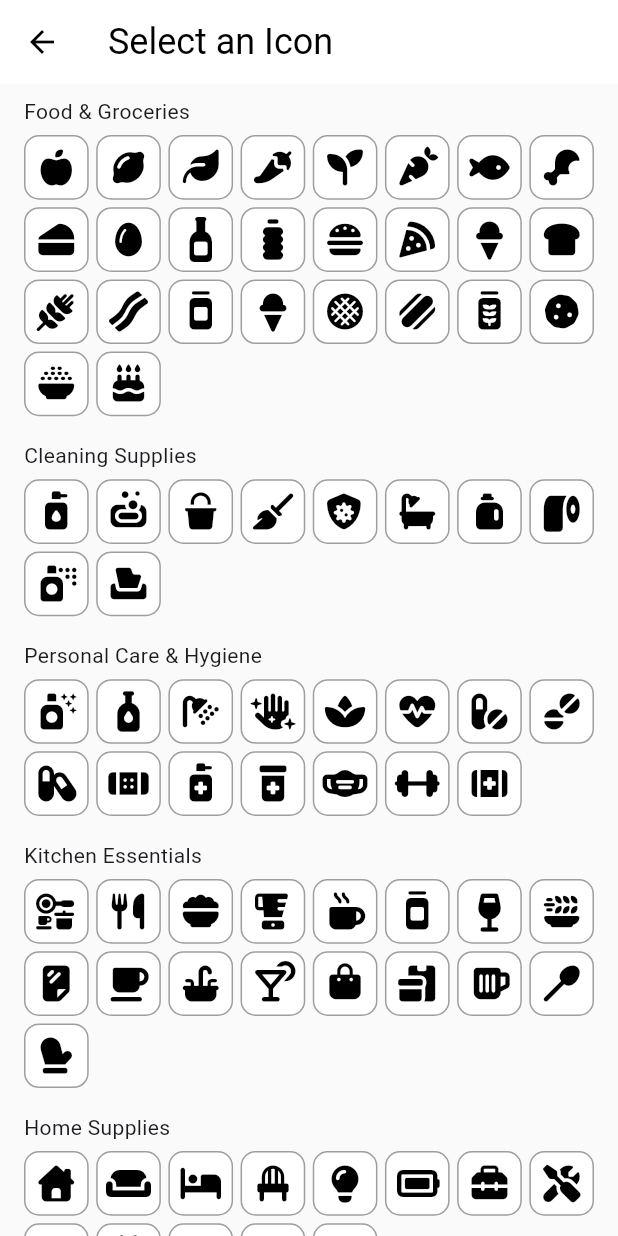
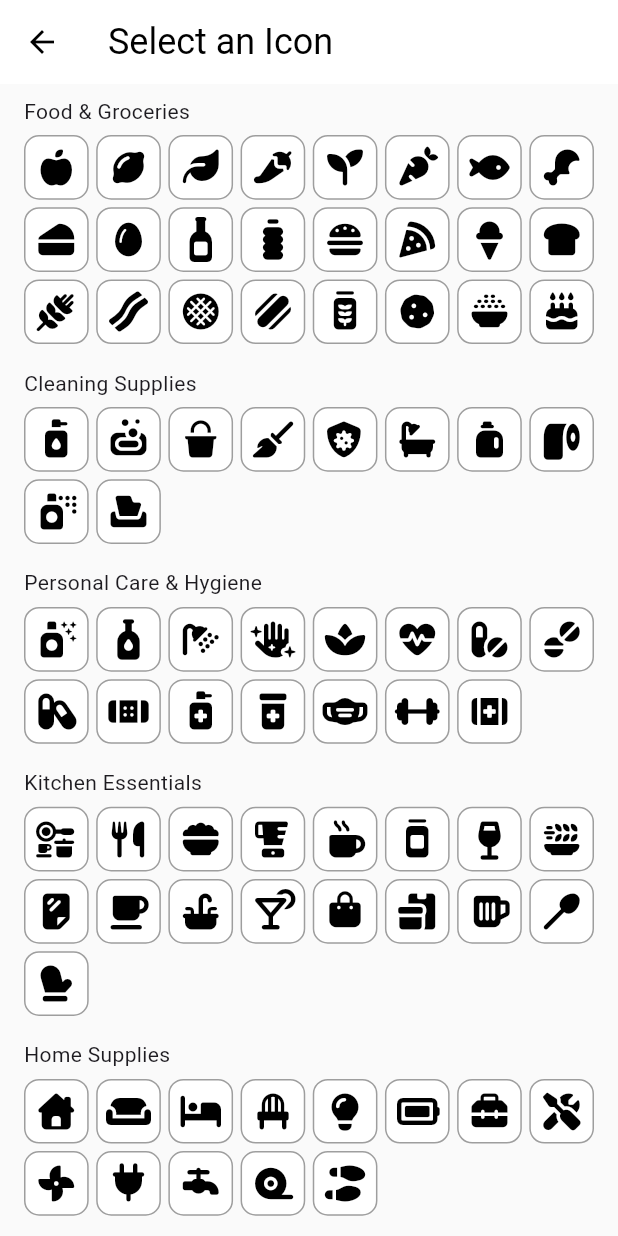
Before and after one commit to HastiKelidiSiyan/neverOut, a Flutter app: the IconSelectScreen screen opened directly, on a phone screen of 412 x 824 dp. Run offline on Flutter 3.47's test engine with Material 3 defaults, Android fonts, the phone set to English and light mode, and no system bars; our stand-ins replace connectivity_plus, drift, font_awesome_flutter, supabase_flutter; accounts and stored records are empty; generated files the repository leaves out were written again.

Commit message:
Removed duplicate icons.

```diff
--- a/lib/data/categories.dart
+++ b/lib/data/categories.dart
@@ -24,8 +24,6 @@ class Categories {
       FontAwesomeIcons.breadSlice,
       FontAwesomeIcons.wheatAwn,
       FontAwesomeIcons.bacon,
-      FontAwesomeIcons.jar,
-      FontAwesomeIcons.iceCream,
       FontAwesomeIcons.stroopwafel,
       FontAwesomeIcons.hotdog,
       FontAwesomeIcons.jarWheat,
```
